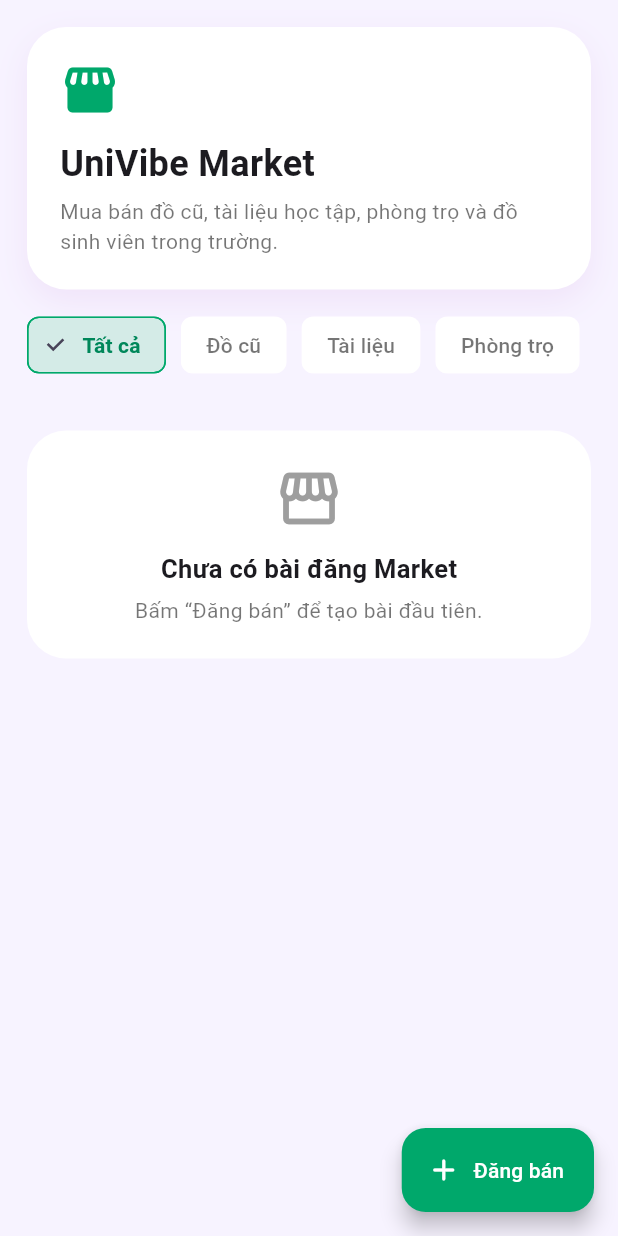
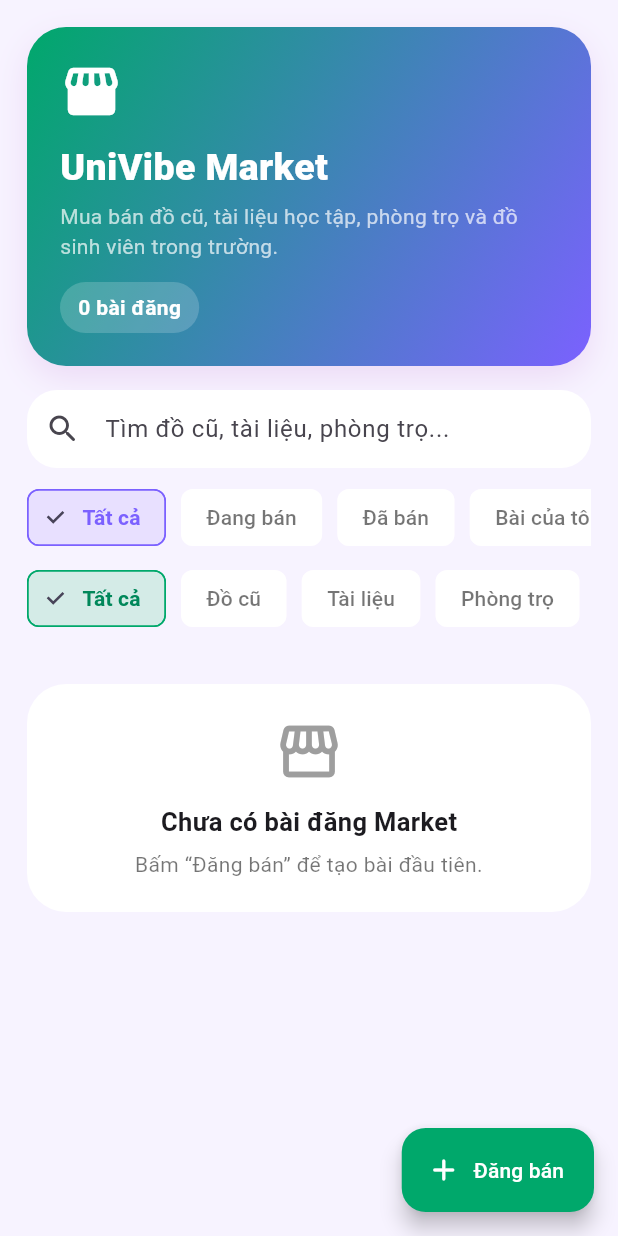
Before and after one commit to vietcuongcute/UniVibe, a Flutter app: the MarketTab screen opened directly, on a phone screen of 412 x 824 dp. Run offline on Flutter 3.47's test engine with Material 3 defaults, Android fonts, the phone set to English and light mode, and no system bars; our stand-ins replace cloud_firestore, firebase_auth, firebase_core, firebase_storage, flutter_slidable, image_picker; accounts and stored records are empty.

Commit message:
feat: improve market list filters and search

```diff
--- a/lib/screens/market_tab.dart
+++ b/lib/screens/market_tab.dart
@@ -1,10 +1,10 @@
 import 'package:firebase_auth/firebase_auth.dart';
 import 'package:flutter/material.dart';
-import 'market_detail_screen.dart';
 
 import '../models/market_post.dart';
 import '../services/market_service.dart';
 import 'chat_detail_screen.dart';
+import 'market_detail_screen.dart';
 
 class MarketTab extends StatefulWidget {
   const MarketTab({super.key});
@@ -14,6 +14,8 @@ class MarketTab extends StatefulWidget {
 }
 
 class _MarketTabState extends State<MarketTab> {
+  final TextEditingController _searchController = TextEditingController();
+
   final List<String> _categories = const [
     'Tất cả',
     'Đồ cũ',
@@ -23,16 +25,69 @@ class _MarketTabState extends State<MarketTab> {
     'Khác',
   ];
 
+  final List<String> _statusFilters = const [
+    'Tất cả',
+    'Đang bán',
+    'Đã bán',
+    'Bài của tôi',
+  ];
+
   String _selectedCategory = 'Tất cả';
+  String _selectedStatusFilter = 'Tất cả';
+  String _searchKeyword = '';
   bool _isOpeningChat = false;
 
   String get _currentUserId {
     return FirebaseAuth.instance.currentUser?.uid ?? '';
   }
 
+  @override
+  void initState() {
+    super.initState();
+
+    _searchController.addListener(() {
+      setState(() {
+        _searchKeyword = _searchController.text.trim().toLowerCase();
+      });
+    });
+  }
+
+  @override
+  void dispose() {
+    _searchController.dispose();
+    super.dispose();
+  }
+
   List<MarketPost> _filterPosts(List<MarketPost> posts) {
-    if (_selectedCategory == 'Tất cả') return posts;
-    return posts.where((post) => post.category == _selectedCategory).toList();
+    var result = posts;
+
+    if (_selectedCategory != 'Tất cả') {
+      result = result
+          .where((post) => post.category == _selectedCategory)
+          .toList();
+    }
+
+    if (_selectedStatusFilter == 'Đang bán') {
+      result = result.where((post) => !post.isSold).toList();
+    } else if (_selectedStatusFilter == 'Đã bán') {
+      result = result.where((post) => post.isSold).toList();
+    } else if (_selectedStatusFilter == 'Bài của tôi') {
+      result = result.where((post) => post.sellerId == _currentUserId).toList();
+    }
+
+    if (_searchKeyword.isNotEmpty) {
+      result = result.where((post) {
+        final title = post.title.toLowerCase();
+        final description = post.description.toLowerCase();
+        final category = post.category.toLowerCase();
+
+        return title.contains(_searchKeyword) ||
+            description.contains(_searchKeyword) ||
+            category.contains(_searchKeyword);
+      }).toList();
+    }
+
+    return result;
   }
 
   String _formatPrice(num price) {
@@ -65,6 +120,7 @@ class _MarketTabState extends State<MarketTab> {
       await MarketService.markAsSold(post.id);
 
       if (!mounted) return;
+
       ScaffoldMessenger.of(context).showSnackBar(
         const SnackBar(
           content: Text('Đã đánh dấu bài đăng là đã bán.'),
@@ -73,6 +129,7 @@ class _MarketTabState extends State<MarketTab> {
       );
     } catch (e) {
       if (!mounted) return;
+
       ScaffoldMessenger.of(context).showSnackBar(
         SnackBar(
           content: Text('Không thể đánh dấu đã bán: $e'),
@@ -118,6 +175,13 @@ class _MarketTabState extends State<MarketTab> {
     }
   }
 
+  void _openDetail(MarketPost post) {
+    Navigator.push(
+      context,
+      MaterialPageRoute(builder: (_) => MarketDetailScreen(post: post)),
+    );
+  }
+
   @override
   Widget build(BuildContext context) {
     return Scaffold(
@@ -133,13 +197,23 @@ class _MarketTabState extends State<MarketTab> {
         child: StreamBuilder<List<MarketPost>>(
           stream: MarketService.marketPostsStream(),
           builder: (context, snapshot) {
-            final posts = _filterPosts(snapshot.data ?? []);
+            final allPosts = snapshot.data ?? [];
+            final posts = _filterPosts(allPosts);
 
-            return ListView(
+            return RefreshIndicator(
+              onRefresh: () async {
+                await Future<void>.delayed(const Duration(milliseconds: 350));
+              },
+              child: ListView(
+                physics: const AlwaysScrollableScrollPhysics(),
                 padding: const EdgeInsets.fromLTRB(18, 18, 18, 90),
                 children: [
-                _buildHeader(),
+                  _buildHeader(allPosts.length),
                   const SizedBox(height: 16),
+                  _buildSearchBox(),
+                  const SizedBox(height: 12),
+                  _buildStatusFilters(),
+                  const SizedBox(height: 12),
                   _buildCategoryChips(),
                   const SizedBox(height: 16),
                   if (snapshot.connectionState == ConnectionState.waiting)
@@ -154,6 +228,7 @@ class _MarketTabState extends State<MarketTab> {
                   else
                     ...posts.map(_buildPostCard),
                 ],
+              ),
             );
           },
         ),
@@ -161,40 +236,122 @@ class _MarketTabState extends State<MarketTab> {
     );
   }
 
-  Widget _buildHeader() {
+  Widget _buildHeader(int totalPosts) {
     return Container(
       width: double.infinity,
       padding: const EdgeInsets.all(22),
       decoration: BoxDecoration(
-        color: Colors.white,
+        gradient: const LinearGradient(
+          colors: [Color(0xFF00A86B), Color(0xFF7B61FF)],
+          begin: Alignment.topLeft,
+          end: Alignment.bottomRight,
+        ),
         borderRadius: BorderRadius.circular(26),
         boxShadow: [
           BoxShadow(
-            color: Colors.purple.withOpacity(0.08),
+            color: Colors.purple.withOpacity(0.12),
             blurRadius: 18,
             offset: const Offset(0, 8),
           ),
         ],
       ),
-      child: const Column(
+      child: Column(
         crossAxisAlignment: CrossAxisAlignment.start,
         children: [
-          Icon(Icons.storefront_rounded, color: Color(0xFF00A86B), size: 40),
-          SizedBox(height: 14),
-          Text(
+          const Icon(Icons.storefront_rounded, color: Colors.white, size: 42),
+          const SizedBox(height: 14),
+          const Text(
             'UniVibe Market',
             style: TextStyle(
-              fontSize: 24,
-              fontWeight: FontWeight.bold,
+              fontSize: 25,
+              fontWeight: FontWeight.w900,
               height: 1.2,
+              color: Colors.white,
             ),
           ),
-          SizedBox(height: 8),
-          Text(
+          const SizedBox(height: 8),
+          const Text(
             'Mua bán đồ cũ, tài liệu học tập, phòng trọ và đồ sinh viên trong trường.',
-            style: TextStyle(color: Colors.black54, fontSize: 14, height: 1.4),
+            style: TextStyle(color: Colors.white70, fontSize: 14, height: 1.4),
+          ),
+          const SizedBox(height: 14),
+          Container(
+            padding: const EdgeInsets.symmetric(horizontal: 12, vertical: 7),
+            decoration: BoxDecoration(
+              color: Colors.white.withOpacity(0.18),
+              borderRadius: BorderRadius.circular(999),
+            ),
+            child: Text(
+              '$totalPosts bài đăng',
+              style: const TextStyle(
+                color: Colors.white,
+                fontWeight: FontWeight.bold,
+              ),
+            ),
           ),
         ],
+      ),
+    );
+  }
+
+  Widget _buildSearchBox() {
+    return TextField(
+      controller: _searchController,
+      decoration: InputDecoration(
+        hintText: 'Tìm đồ cũ, tài liệu, phòng trọ...',
+        prefixIcon: const Icon(Icons.search_rounded),
+        suffixIcon: _searchKeyword.isEmpty
+            ? null
+            : IconButton(
+                onPressed: () {
+                  _searchController.clear();
+                },
+                icon: const Icon(Icons.close_rounded),
+              ),
+        filled: true,
+        fillColor: Colors.white,
+        contentPadding: const EdgeInsets.symmetric(
+          horizontal: 16,
+          vertical: 14,
+        ),
+        border: OutlineInputBorder(
+          borderRadius: BorderRadius.circular(20),
+          borderSide: BorderSide.none,
+        ),
+      ),
+    );
+  }
+
+  Widget _buildStatusFilters() {
+    return SizedBox(
+      height: 42,
+      child: ListView.separated(
+        scrollDirection: Axis.horizontal,
+        itemCount: _statusFilters.length,
+        separatorBuilder: (_, __) => const SizedBox(width: 10),
+        itemBuilder: (context, index) {
+          final filter = _statusFilters[index];
+          final selected = filter == _selectedStatusFilter;
+
+          return ChoiceChip(
+            label: Text(filter),
+            selected: selected,
+            selectedColor: const Color(0xFF7B61FF).withOpacity(0.16),
+            backgroundColor: Colors.white,
+            side: BorderSide(
+              color: selected ? const Color(0xFF7B61FF) : Colors.transparent,
+            ),
+            labelStyle: TextStyle(
+              color: selected ? const Color(0xFF7B61FF) : Colors.black54,
+              fontWeight: selected ? FontWeight.bold : FontWeight.w500,
+            ),
+            onSelected: (_) {
+              setState(() {
+                _selectedStatusFilter = filter;
+              });
+            },
+          );
+        },
       ),
     );
   }
@@ -214,14 +371,14 @@ class _MarketTabState extends State<MarketTab> {
             label: Text(category),
             selected: selected,
             selectedColor: const Color(0xFF00A86B).withOpacity(0.16),
+            backgroundColor: Colors.white,
+            side: BorderSide(
+              color: selected ? const Color(0xFF00A86B) : Colors.transparent,
+            ),
             labelStyle: TextStyle(
               color: selected ? const Color(0xFF00875A) : Colors.black54,
               fontWeight: selected ? FontWeight.bold : FontWeight.w500,
             ),
-            side: BorderSide(
-              color: selected ? const Color(0xFF00A86B) : Colors.transparent,
-            ),
-            backgroundColor: Colors.white,
             onSelected: (_) {
               setState(() {
                 _selectedCategory = category;
@@ -238,12 +395,7 @@ class _MarketTabState extends State<MarketTab> {
 
     return InkWell(
       borderRadius: BorderRadius.circular(24),
-      onTap: () {
-        Navigator.push(
-          context,
-          MaterialPageRoute(builder: (_) => MarketDetailScreen(post: post)),
-        );
-      },
+      onTap: () => _openDetail(post),
       child: Container(
         margin: const EdgeInsets.only(bottom: 14),
         padding: const EdgeInsets.all(14),
@@ -281,6 +433,8 @@ class _MarketTabState extends State<MarketTab> {
                             _buildBadge('Đã bán', Colors.grey)
                           else
                             _buildBadge('Đang bán', const Color(0xFF7B61FF)),
+                          if (isMine)
+                            _buildBadge('Của tôi', const Color(0xFFE91E63)),
                         ],
                       ),
                       const SizedBox(height: 8),
@@ -346,7 +500,13 @@ class _MarketTabState extends State<MarketTab> {
                         ? null
                         : () => _messageSeller(post),
                     icon: const Icon(Icons.chat_bubble_rounded, size: 18),
-                    label: Text(isMine ? 'Bài của bạn' : 'Nhắn người bán'),
+                    label: Text(
+                      isMine
+                          ? 'Bài của bạn'
+                          : post.isSold
+                          ? 'Đã bán'
+                          : 'Nhắn người bán',
+                    ),
                     style: ElevatedButton.styleFrom(
                       backgroundColor: const Color(0xFF7B61FF),
                       foregroundColor: Colors.white,
@@ -407,6 +567,11 @@ class _MarketTabState extends State<MarketTab> {
   }
 
   Widget _buildEmptyState() {
+    final hasFilter =
+        _selectedCategory != 'Tất cả' ||
+        _selectedStatusFilter != 'Tất cả' ||
+        _searchKeyword.isNotEmpty;
+
     return Container(
       width: double.infinity,
       margin: const EdgeInsets.only(top: 20),
@@ -415,19 +580,23 @@ class _MarketTabState extends State<MarketTab> {
         color: Colors.white,
         borderRadius: BorderRadius.circular(26),
       ),
-      child: const Column(
+      child: Column(
         children: [
-          Icon(Icons.storefront_outlined, color: Colors.grey, size: 46),
-          SizedBox(height: 12),
+          const Icon(Icons.storefront_outlined, color: Colors.grey, size: 46),
+          const SizedBox(height: 12),
           Text(
-            'Chưa có bài đăng Market',
-            style: TextStyle(fontSize: 17, fontWeight: FontWeight.bold),
+            hasFilter
+                ? 'Không tìm thấy bài phù hợp'
+                : 'Chưa có bài đăng Market',
+            style: const TextStyle(fontSize: 17, fontWeight: FontWeight.bold),
           ),
-          SizedBox(height: 6),
+          const SizedBox(height: 6),
           Text(
-            'Bấm “Đăng bán” để tạo bài đầu tiên.',
+            hasFilter
+                ? 'Thử đổi từ khoá, danh mục hoặc bộ lọc nha.'
+                : 'Bấm “Đăng bán” để tạo bài đầu tiên.',
             textAlign: TextAlign.center,
-            style: TextStyle(color: Colors.black54, height: 1.4),
+            style: const TextStyle(color: Colors.black54, height: 1.4),
           ),
         ],
       ),
```
Lines whose indentation alone changed are shown as unchanged.
